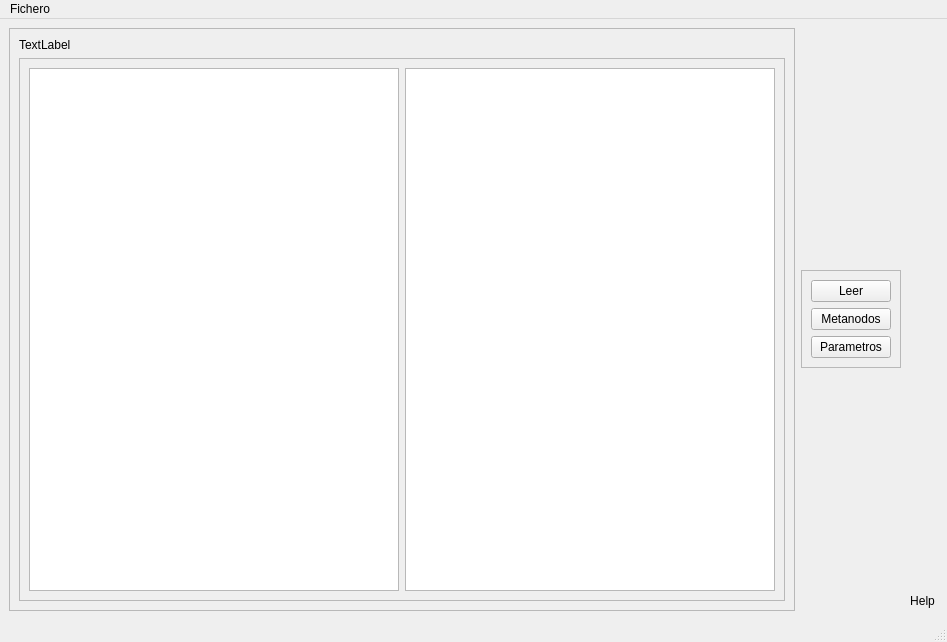
First picture: the form in main_asimov.ui, repository albatg/ASIMOV, before the edit.
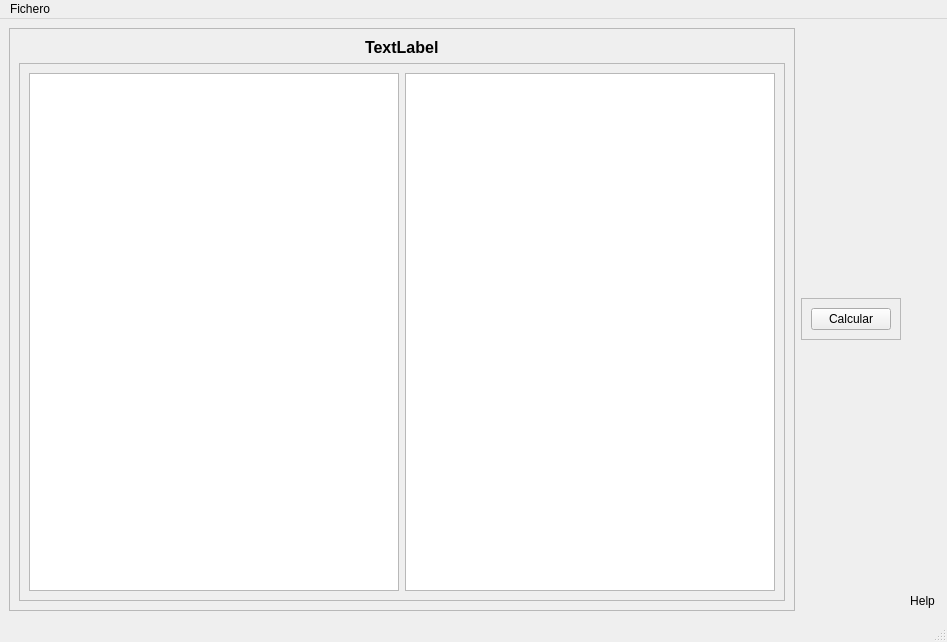
Second picture: the form after the edit. Icons and pictures are not drawn.

Patch:
```diff
--- a/main_asimov.ui
+++ b/main_asimov.ui
@@ -36,7 +36,7 @@
        <enum>QFrame::Raised</enum>
       </property>
       <layout class="QVBoxLayout" name="verticalLayout">
-       <item>
+       <item alignment="Qt::AlignHCenter">
         <widget class="QLabel" name="title_label">
          <property name="sizePolicy">
           <sizepolicy hsizetype="Preferred" vsizetype="Maximum">
@@ -44,6 +44,12 @@
            <verstretch>0</verstretch>
           </sizepolicy>
          </property>
+         <property name="font">
+          <font>
+           <pointsize>12</pointsize>
+           <bold>true</bold>
+          </font>
+         </property>
          <property name="text">
           <string>TextLabel</string>
          </property>
@@ -110,24 +116,10 @@
       <layout class="QFormLayout" name="formLayout">
        <item row="0" column="0">
         <layout class="QVBoxLayout" name="verticalLayout_4">
-         <item>
-          <widget class="QPushButton" name="pushButton">
-           <property name="text">
-            <string>Leer</string>
-           </property>
-          </widget>
-         </item>
-         <item>
-          <widget class="QPushButton" name="buttomMetanode">
-           <property name="text">
-            <string>Metanodos</string>
-           </property>
-          </widget>
-         </item>
          <item>
           <widget class="QPushButton" name="parameter_button">
            <property name="text">
-            <string>Parametros</string>
+            <string>Calcular</string>
            </property>
           </widget>
          </item>
```
